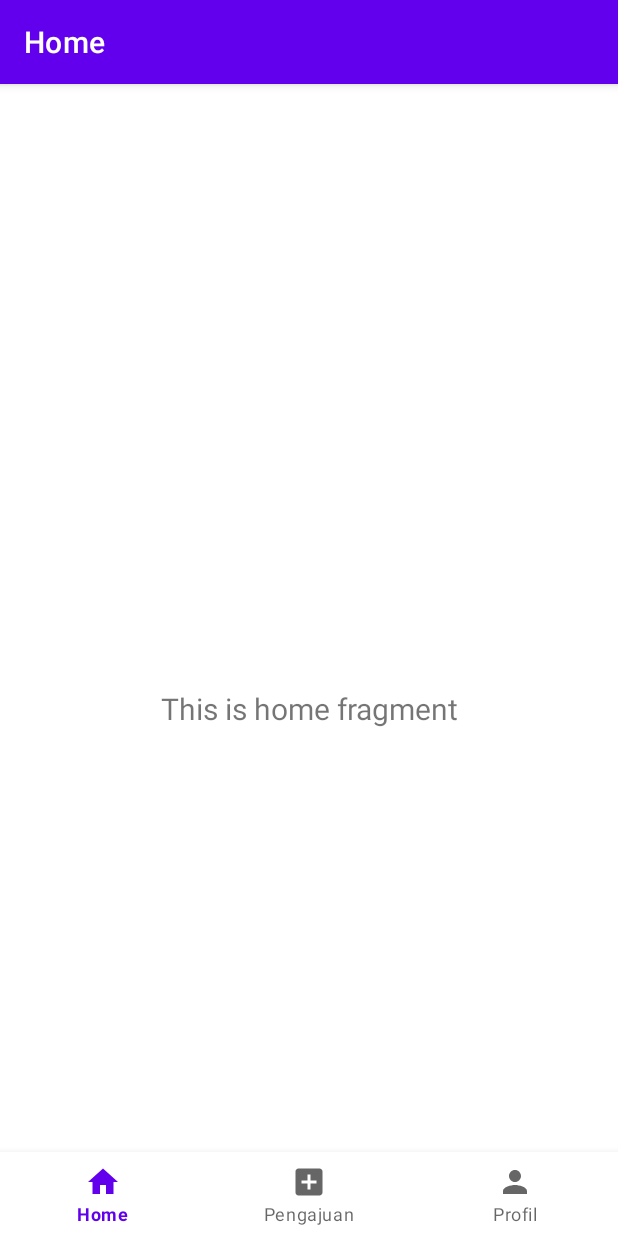
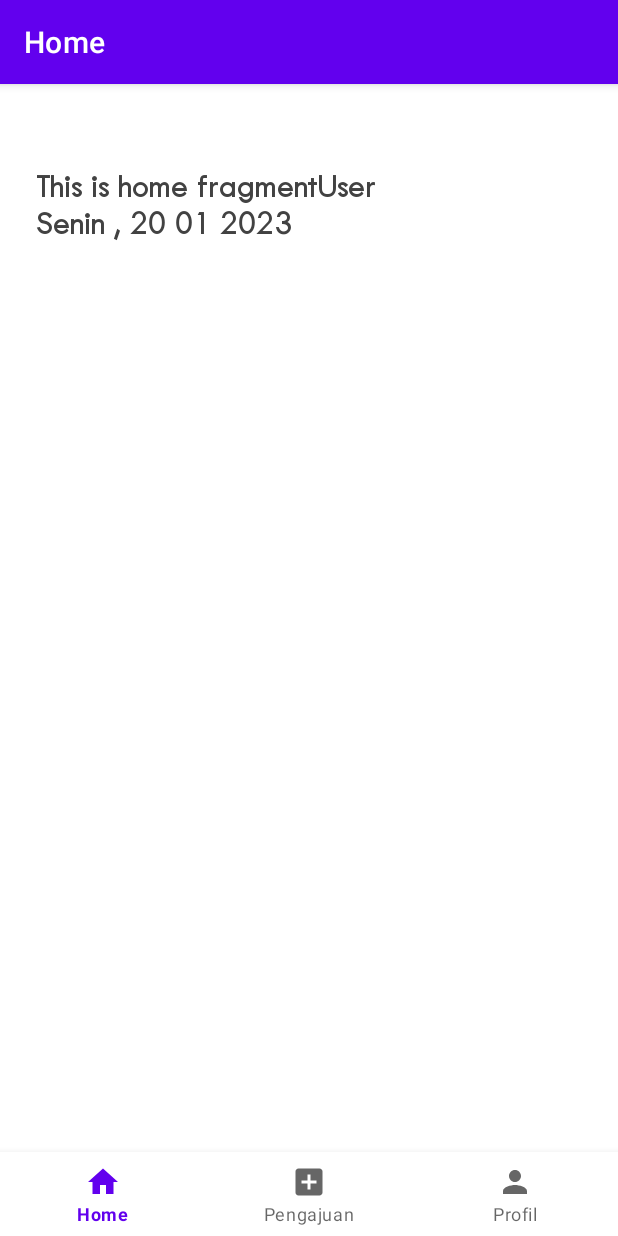
Before and after one commit to DwiAmalia/pakraden_gercep, an Android app: the screen it shows after launch (Home before the commit, Home1 after it), on a phone screen of 412 x 824 dp. Run offline under Robolectric (Android 15) with nearby library versions, the phone set to English and light mode, and no system bars; our stand-ins replace navigation-ui.

Commit message:
create user interface xml

```diff
--- a/app/src/main/AndroidManifest.xml
+++ b/app/src/main/AndroidManifest.xml
@@ -21,7 +21,7 @@
         </activity>
 
         <activity
-            android:name=".Home"
+            android:name=".Home1"
             android:exported="false"
             android:label="@string/title_activity_home">
             <meta-data
--- a/app/src/main/java/id/go/pringsewukab/pakraden_gercep/Home.java
+++ b/app/src/main/java/id/go/pringsewukab/pakraden_gercep/Home1.java
@@ -10,17 +10,18 @@ import androidx.navigation.Navigation;
 import androidx.navigation.ui.AppBarConfiguration;
 import androidx.navigation.ui.NavigationUI;
 
-import id.go.pringsewukab.pakraden_gercep.databinding.ActivityHomeBinding;
+import id.go.pringsewukab.pakraden_gercep.databinding.ActivityHome1Binding;
 
-public class Home extends AppCompatActivity {
 
-    private ActivityHomeBinding binding;
+public class Home1 extends AppCompatActivity {
+
+    private ActivityHome1Binding binding;
 
     @Override
     protected void onCreate(Bundle savedInstanceState) {
         super.onCreate(savedInstanceState);
 
-        binding = ActivityHomeBinding.inflate(getLayoutInflater());
+        binding = ActivityHome1Binding.inflate(getLayoutInflater());
         setContentView(binding.getRoot());
 
         BottomNavigationView navView = findViewById(R.id.nav_view);
--- a/app/src/main/java/id/go/pringsewukab/pakraden_gercep/Splashscreen.java
+++ b/app/src/main/java/id/go/pringsewukab/pakraden_gercep/Splashscreen.java
@@ -35,7 +35,7 @@ public class Splashscreen extends AppCompatActivity {
         new Handler().postDelayed(new Runnable() {
             @Override
             public void run() {
-                Intent intent = new Intent(Splashscreen.this, Home.class);
+                Intent intent = new Intent(Splashscreen.this, Home1.class);
                 startActivity(intent);
                 finish();
             }
--- a/app/src/main/java/id/go/pringsewukab/pakraden_gercep/ui/home/HomeFragment.java
+++ b/app/src/main/java/id/go/pringsewukab/pakraden_gercep/ui/home/HomeFragment.java
@@ -24,7 +24,7 @@ public class HomeFragment extends Fragment {
         binding = FragmentHomeBinding.inflate(inflater, container, false);
         View root = binding.getRoot();
 
-        final TextView textView = binding.textHome;
+        final TextView textView = binding.tv1;
         homeViewModel.getText().observe(getViewLifecycleOwner(), textView::setText);
         return root;
     }
--- a/app/src/main/res/layout/fragment_dashboard.xml
+++ b/app/src/main/res/layout/fragment_dashboard.xml
@@ -851,6 +851,18 @@
         </androidx.cardview.widget.CardView>
 
 
+            <ImageView
+                android:id="@+id/image_pelapor"
+                android:layout_margin="10dp"
+                android:layout_width="90dp"
+                android:layout_height="70dp"
+                android:src="@drawable/ic_baseline_add_box_24"/>
+
+        <Button
+            android:layout_margin="10dp"
+            android:layout_width="wrap_content"
+            android:layout_height="wrap_content"
+            android:text="Upload"/>
 
     </LinearLayout>
 </ScrollView>
--- a/app/src/main/res/layout/fragment_home.xml
+++ b/app/src/main/res/layout/fragment_home.xml
@@ -6,22 +6,70 @@
     android:layout_height="match_parent"
     tools:context=".ui.home.HomeFragment">
 
-    <TextView
-        android:id="@+id/text_home"
-        android:layout_width="match_parent"
-        android:layout_height="wrap_content"
-        android:layout_marginStart="8dp"
-        android:layout_marginTop="8dp"
-        android:layout_marginEnd="8dp"
-        android:textAlignment="center"
-        android:textSize="20sp"
-        app:layout_constraintBottom_toBottomOf="parent"
-        app:layout_constraintEnd_toEndOf="parent"
-        app:layout_constraintStart_toStartOf="parent"
-        app:layout_constraintTop_toTopOf="parent" />
 
 
 
 
+    <androidx.constraintlayout.widget.ConstraintLayout
+        android:layout_width="match_parent"
+        android:layout_height="wrap_content"
+        android:paddingHorizontal="24dp"
+        app:layout_constraintEnd_toEndOf="parent"
+        app:layout_constraintHorizontal_bias="0.5"
+        app:layout_constraintStart_toStartOf="parent"
+        app:layout_constraintTop_toTopOf="parent">
+
+        <TextView
+            android:id="@+id/tv1"
+            android:layout_width="wrap_content"
+            android:layout_height="wrap_content"
+            android:fontFamily="@font/twentieth_century"
+            android:text="Selamat Datang, "
+            android:textColor="@color/cardview_dark_background"
+            android:textSize="22sp"
+            android:textStyle="bold"
+            app:layout_constraintStart_toStartOf="parent"
+            tools:ignore="MissingConstraints" />
+
+        <TextView
+            android:id="@+id/tv_name"
+            android:layout_width="0dp"
+            android:layout_height="wrap_content"
+            android:fontFamily="@font/twentieth_century"
+            android:text="User"
+            android:textColor="@color/cardview_dark_background"
+            android:textSize="22sp"
+            android:textStyle="bold"
+            app:layout_constraintEnd_toEndOf="parent"
+            app:layout_constraintStart_toEndOf="@+id/tv1"
+            tools:ignore="MissingConstraints" />
+
+        <TextView
+            android:id="@+id/hari"
+            android:layout_width="wrap_content"
+            android:layout_height="wrap_content"
+            android:fontFamily="@font/twentieth_century"
+            android:text="Senin , "
+            android:textColor="@color/cardview_dark_background"
+            android:textSize="22sp"
+            android:textStyle="bold"
+            app:layout_constraintStart_toStartOf="parent"
+            app:layout_constraintTop_toBottomOf="@id/tv1" />
+
+        <TextView
+            android:id="@+id/tv_tanggal"
+            android:layout_width="wrap_content"
+            android:layout_height="wrap_content"
+            android:fontFamily="@font/twentieth_century"
+            android:text="20 01 2023"
+            android:textColor="@color/cardview_dark_background"
+            android:textSize="22sp"
+            android:textStyle="bold"
+            app:layout_constraintStart_toEndOf="@+id/hari"
+            app:layout_constraintTop_toBottomOf="@id/tv_name" />
+
+
+
+    </androidx.constraintlayout.widget.ConstraintLayout>
 
 </androidx.constraintlayout.widget.ConstraintLayout>
```
Also changed, not shown: app/src/main/res/layout/activity_home1.xml (renamed from app/src/main/res/layout/activity_home.xml).
